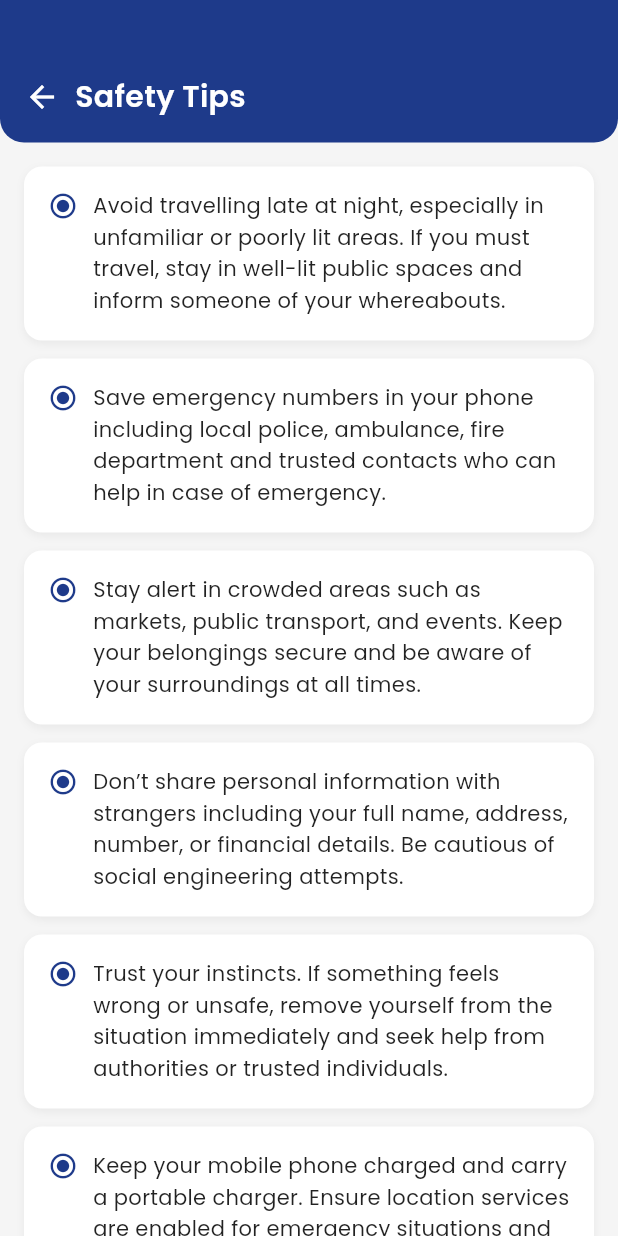
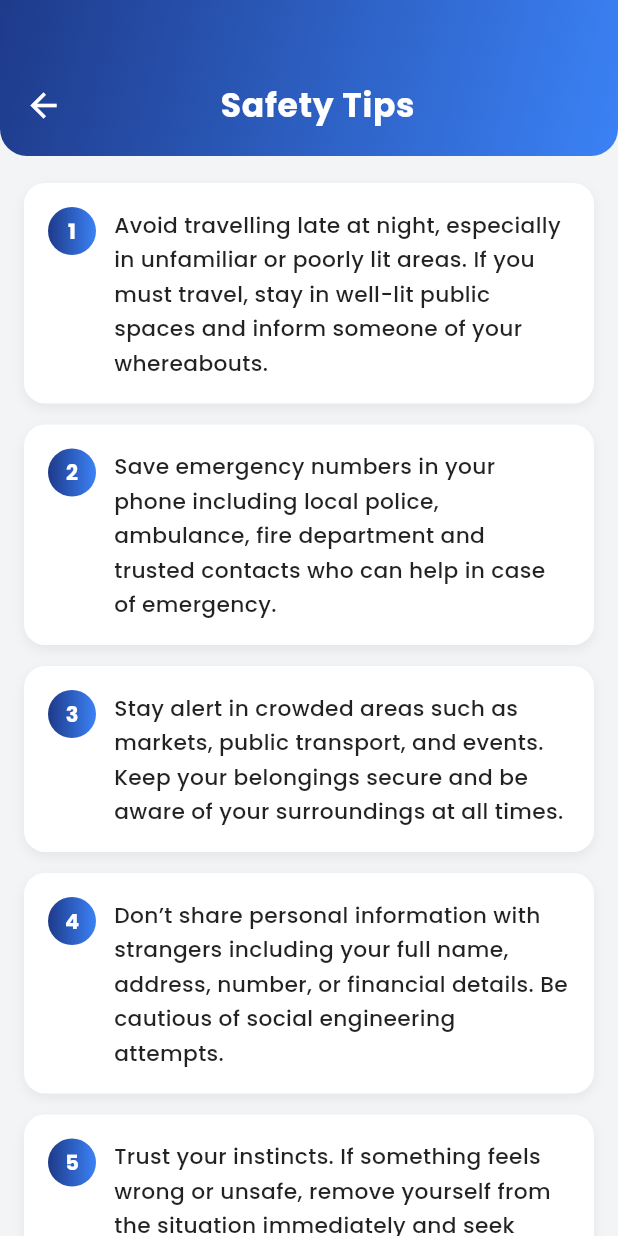
Before and after one commit to Amansarfraz/crime_app, a Flutter app: the SafetyTipsScreen screen opened directly, on a phone screen of 412 x 824 dp. Run offline on Flutter 3.47's test engine with Material 3 defaults, Android fonts, the light colour scheme and no system bars; our stand-ins replace google_fonts.

Commit message:
first commit

```diff
--- a/lib/screens/safety_tips_screen.dart
+++ b/lib/screens/safety_tips_screen.dart
@@ -12,44 +12,61 @@ class SafetyTipsScreen extends StatelessWidget {
       "Don’t share personal information with strangers including your full name, address, number, or financial details. Be cautious of social engineering attempts.",
       "Trust your instincts. If something feels wrong or unsafe, remove yourself from the situation immediately and seek help from authorities or trusted individuals.",
       "Keep your mobile phone charged and carry a portable charger. Ensure location services are enabled for emergency situations and share your location with trusted contacts.",
+      "Lock your home and vehicles properly. Install security cameras or smart locks if possible for better protection.",
+      "Avoid displaying expensive jewelry or gadgets in public places to reduce the risk of theft.",
+      "Be careful when using ATMs at night or in isolated areas. Use well-lit machines and stay alert to your surroundings.",
+      "Stay informed about local crime alerts or safety updates through official apps or community groups.",
     ];
 
     return Scaffold(
-      backgroundColor: Colors.grey.shade100,
+      backgroundColor: const Color(0xFFF3F4F6),
       body: Column(
         children: [
-          // 🔵 Header Bar
+          // 🌈 Gradient Header
           Container(
             width: double.infinity,
             padding: const EdgeInsets.only(
-              top: 50,
+              top: 55,
               left: 16,
               right: 16,
-              bottom: 16,
+              bottom: 18,
             ),
             decoration: const BoxDecoration(
-              color: Color(0xFF1E3A8A), // Deep blue color
+              gradient: LinearGradient(
+                colors: [Color(0xFF1E3A8A), Color(0xFF3B82F6)],
+                begin: Alignment.topLeft,
+                end: Alignment.bottomRight,
+              ),
               borderRadius: BorderRadius.only(
-                bottomLeft: Radius.circular(16),
-                bottomRight: Radius.circular(16),
+                bottomLeft: Radius.circular(18),
+                bottomRight: Radius.circular(18),
               ),
             ),
             child: Row(
               children: [
                 GestureDetector(
                   onTap: () => Navigator.pop(context),
-                  child: const Icon(Icons.arrow_back, color: Colors.white),
+                  child: const Icon(
+                    Icons.arrow_back,
+                    color: Colors.white,
+                    size: 26,
                   ),
-                const SizedBox(width: 10),
-                const Text(
+                ),
+                const SizedBox(width: 12),
+                const Expanded(
+                  child: Text(
                     "Safety Tips",
+                    textAlign: TextAlign.center,
                     style: TextStyle(
                       color: Colors.white,
-                    fontSize: 20,
+                      fontSize: 22,
                       fontFamily: 'Poppins',
-                    fontWeight: FontWeight.w600,
+                      fontWeight: FontWeight.w700,
+                      letterSpacing: 0.5,
                     ),
                   ),
+                ),
+                const SizedBox(width: 26), // space balance for back arrow
               ],
             ),
           ),
@@ -57,49 +74,66 @@ class SafetyTipsScreen extends StatelessWidget {
           // 🔽 Tips List
           Expanded(
             child: SingleChildScrollView(
-              padding: const EdgeInsets.all(16),
+              padding: const EdgeInsets.symmetric(horizontal: 16, vertical: 18),
               child: Column(
-                children: tips
-                    .map(
-                      (tip) => Container(
-                        margin: const EdgeInsets.only(bottom: 12),
+                children: tips.asMap().entries.map((entry) {
+                  final index = entry.key + 1;
+                  final tip = entry.value;
+
+                  return AnimatedContainer(
+                    duration: const Duration(milliseconds: 300),
+                    margin: const EdgeInsets.only(bottom: 14),
                     padding: const EdgeInsets.all(16),
                     decoration: BoxDecoration(
                       color: Colors.white,
-                          borderRadius: BorderRadius.circular(12),
+                      borderRadius: BorderRadius.circular(14),
                       boxShadow: [
                         BoxShadow(
-                              color: Colors.black.withOpacity(0.05),
-                              blurRadius: 4,
-                              offset: const Offset(0, 2),
+                          color: Colors.black.withOpacity(0.06),
+                          blurRadius: 6,
+                          offset: const Offset(0, 3),
                         ),
                       ],
                     ),
                     child: Row(
                       crossAxisAlignment: CrossAxisAlignment.start,
                       children: [
-                            const Icon(
-                              Icons.radio_button_checked,
-                              color: Color(0xFF1E3A8A),
-                              size: 20,
+                        Container(
+                          height: 32,
+                          width: 32,
+                          decoration: BoxDecoration(
+                            shape: BoxShape.circle,
+                            gradient: const LinearGradient(
+                              colors: [Color(0xFF1E3A8A), Color(0xFF3B82F6)],
                             ),
-                            const SizedBox(width: 10),
+                          ),
+                          child: Center(
+                            child: Text(
+                              "$index",
+                              style: const TextStyle(
+                                color: Colors.white,
+                                fontWeight: FontWeight.bold,
+                              ),
+                            ),
+                          ),
+                        ),
+                        const SizedBox(width: 12),
                         Expanded(
                           child: Text(
                             tip,
                             style: const TextStyle(
-                                  fontSize: 14,
-                                  height: 1.5,
+                              fontSize: 14.5,
+                              height: 1.6,
                               fontFamily: 'Poppins',
+                              fontWeight: FontWeight.w500,
                               color: Colors.black87,
                             ),
                           ),
                         ),
                       ],
                     ),
-                      ),
-                    )
-                    .toList(),
+                  );
+                }).toList(),
               ),
             ),
           ),
```
Lines whose indentation alone changed are shown as unchanged.
